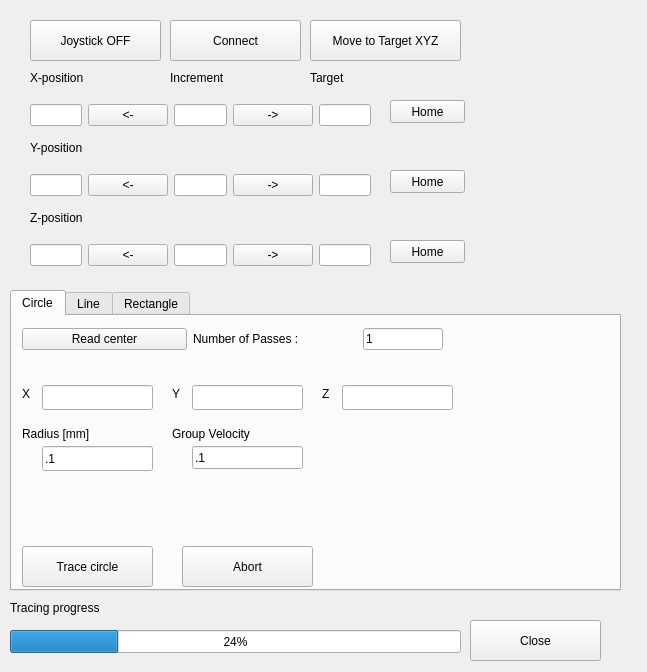
First picture: the form in uiESP300.ui, repository pdera/laser_cutting, before the edit.
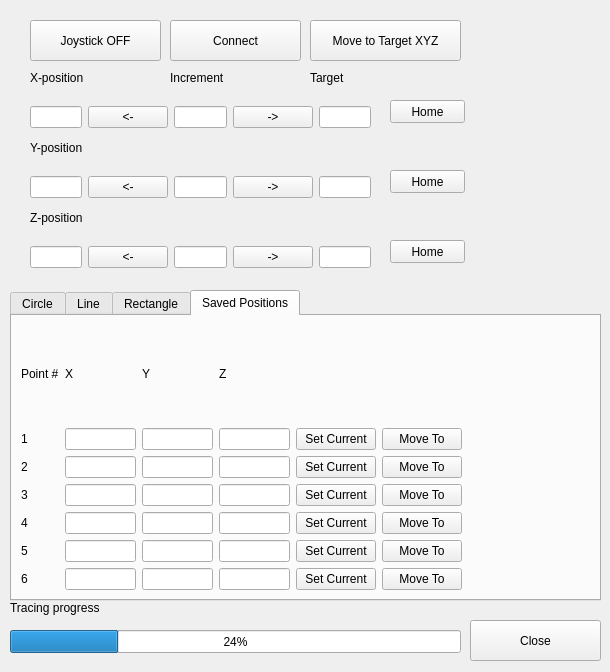
Second picture: the form after the edit.

Commit message: changes for save position tab widget and associated functionality, not tested yet....

Patch:
```diff
--- a/uiESP300.ui
+++ b/uiESP300.ui
@@ -6,7 +6,7 @@
    <rect>
     <x>0</x>
     <y>0</y>
-    <width>647</width>
+    <width>610</width>
     <height>672</height>
    </rect>
   </property>
@@ -71,7 +71,7 @@
      <x>30</x>
      <y>100</y>
      <width>341</width>
-     <height>30</height>
+     <height>35</height>
     </rect>
    </property>
    <layout class="QHBoxLayout" name="horizontalLayout">
@@ -109,7 +109,7 @@
      <x>30</x>
      <y>170</y>
      <width>341</width>
-     <height>30</height>
+     <height>35</height>
     </rect>
    </property>
    <layout class="QHBoxLayout" name="horizontalLayout_2">
@@ -144,7 +144,7 @@
      <x>30</x>
      <y>240</y>
      <width>341</width>
-     <height>30</height>
+     <height>35</height>
     </rect>
    </property>
    <layout class="QHBoxLayout" name="horizontalLayout_3">
@@ -256,7 +256,7 @@
     <rect>
      <x>10</x>
      <y>600</y>
-     <width>101</width>
+     <width>121</width>
      <height>16</height>
     </rect>
    </property>
@@ -269,12 +269,12 @@
     <rect>
      <x>10</x>
      <y>290</y>
-     <width>611</width>
-     <height>301</height>
+     <width>591</width>
+     <height>311</height>
     </rect>
    </property>
    <property name="currentIndex">
-    <number>0</number>
+    <number>3</number>
    </property>
    <widget class="QWidget" name="tab">
     <attribute name="title">
@@ -403,7 +403,7 @@
        <x>10</x>
        <y>10</y>
        <width>421</width>
-       <height>26</height>
+       <height>35</height>
       </rect>
      </property>
      <layout class="QHBoxLayout" name="horizontalLayout_5">
@@ -794,6 +794,425 @@
      </layout>
     </widget>
    </widget>
+   <widget class="QWidget" name="tab_4">
+    <attribute name="title">
+     <string>Saved Positions</string>
+    </attribute>
+    <layout class="QGridLayout" name="gridLayout_5">
+     <item row="0" column="0">
+      <widget class="QLabel" name="label_27">
+       <property name="text">
+        <string>Point #</string>
+       </property>
+      </widget>
+     </item>
+     <item row="0" column="1">
+      <widget class="QLabel" name="label_28">
+       <property name="text">
+        <string>X</string>
+       </property>
+      </widget>
+     </item>
+     <item row="0" column="2">
+      <widget class="QLabel" name="label_29">
+       <property name="text">
+        <string>Y</string>
+       </property>
+      </widget>
+     </item>
+     <item row="0" column="3">
+      <widget class="QLabel" name="label_30">
+       <property name="text">
+        <string>Z</string>
+       </property>
+      </widget>
+     </item>
+     <item row="1" column="0">
+      <widget class="QLabel" name="label_31">
+       <property name="text">
+        <string>1</string>
+       </property>
+      </widget>
+     </item>
+     <item row="1" column="1">
+      <widget class="QLineEdit" name="ps_1_x_le">
+       <property name="maximumSize">
+        <size>
+         <width>71</width>
+         <height>16777215</height>
+        </size>
+       </property>
+      </widget>
+     </item>
+     <item row="1" column="2">
+      <widget class="QLineEdit" name="ps_1_y_le">
+       <property name="maximumSize">
+        <size>
+         <width>71</width>
+         <height>16777215</height>
+        </size>
+       </property>
+      </widget>
+     </item>
+     <item row="1" column="3">
+      <widget class="QLineEdit" name="ps_1_z_le">
+       <property name="maximumSize">
+        <size>
+         <width>71</width>
+         <height>16777215</height>
+        </size>
+       </property>
+      </widget>
+     </item>
+     <item row="1" column="4">
+      <widget class="QPushButton" name="ps_1_setcur">
+       <property name="text">
+        <string>Set Current</string>
+       </property>
+      </widget>
+     </item>
+     <item row="1" column="5">
+      <widget class="QPushButton" name="ps_1_move">
+       <property name="text">
+        <string>Move To</string>
+       </property>
+      </widget>
+     </item>
+     <item row="1" column="6">
+      <spacer name="horizontalSpacer">
+       <property name="orientation">
+        <enum>Qt::Horizontal</enum>
+       </property>
+       <property name="sizeHint" stdset="0">
+        <size>
+         <width>84</width>
+         <height>20</height>
+        </size>
+       </property>
+      </spacer>
+     </item>
+     <item row="2" column="0">
+      <widget class="QLabel" name="label_35">
+       <property name="text">
+        <string>2</string>
+       </property>
+      </widget>
+     </item>
+     <item row="2" column="1">
+      <widget class="QLineEdit" name="ps_2_x_le">
+       <property name="maximumSize">
+        <size>
+         <width>71</width>
+         <height>16777215</height>
+        </size>
+       </property>
+      </widget>
+     </item>
+     <item row="2" column="2">
+      <widget class="QLineEdit" name="ps_2_y_le">
+       <property name="maximumSize">
+        <size>
+         <width>71</width>
+         <height>16777215</height>
+        </size>
+       </property>
+      </widget>
+     </item>
+     <item row="2" column="3">
+      <widget class="QLineEdit" name="ps_2_z_le">
+       <property name="maximumSize">
+        <size>
+         <width>71</width>
+         <height>16777215</height>
+        </size>
+       </property>
+      </widget>
+     </item>
+     <item row="2" column="4">
+      <widget class="QPushButton" name="ps_2_setcur">
+       <property name="text">
+        <string>Set Current</string>
+       </property>
+      </widget>
+     </item>
+     <item row="2" column="5">
+      <widget class="QPushButton" name="ps_2_move">
+       <property name="text">
+        <string>Move To</string>
+       </property>
+      </widget>
+     </item>
+     <item row="2" column="6">
+      <spacer name="horizontalSpacer_2">
+       <property name="orientation">
+        <enum>Qt::Horizontal</enum>
+       </property>
+       <property name="sizeHint" stdset="0">
+        <size>
+         <width>84</width>
+         <height>20</height>
+        </size>
+       </property>
+      </spacer>
+     </item>
+     <item row="3" column="0">
+      <widget class="QLabel" name="label_32">
+       <property name="text">
+        <string>3</string>
+       </property>
+      </widget>
+     </item>
+     <item row="3" column="1">
+      <widget class="QLineEdit" name="ps_3_x_le">
+       <property name="maximumSize">
+        <size>
+         <width>71</width>
+         <height>16777215</height>
+        </size>
+       </property>
+      </widget>
+     </item>
+     <item row="3" column="2">
+      <widget class="QLineEdit" name="ps_3_y_le">
+       <property name="maximumSize">
+        <size>
+         <width>71</width>
+         <height>16777215</height>
+        </size>
+       </property>
+      </widget>
+     </item>
+     <item row="3" column="3">
+      <widget class="QLineEdit" name="ps_3_z_le">
+       <property name="maximumSize">
+        <size>
+         <width>71</width>
+         <height>16777215</height>
+        </size>
+       </property>
+      </widget>
+     </item>
+     <item row="3" column="4">
+      <widget class="QPushButton" name="ps_3_setcur">
+       <property name="text">
+        <string>Set Current</string>
+       </property>
+      </widget>
+     </item>
+     <item row="3" column="5">
+      <widget class="QPushButton" name="ps_3_move">
+       <property name="text">
+        <string>Move To</string>
+       </property>
+      </widget>
+     </item>
+     <item row="3" column="6">
+      <spacer name="horizontalSpacer_3">
+       <property name="orientation">
+        <enum>Qt::Horizontal</enum>
+       </property>
+       <property name="sizeHint" stdset="0">
+        <size>
+         <width>84</width>
+         <height>20</height>
+        </size>
+       </property>
+      </spacer>
+     </item>
+     <item row="4" column="0">
+      <widget class="QLabel" name="label_36">
+       <property name="text">
+        <string>4</string>
+       </property>
+      </widget>
+     </item>
+     <item row="4" column="1">
+      <widget class="QLineEdit" name="ps_4_x_le">
+       <property name="maximumSize">
+        <size>
+         <width>71</width>
+         <height>16777215</height>
+        </size>
+       </property>
+      </widget>
+     </item>
+     <item row="4" column="2">
+      <widget class="QLineEdit" name="ps_4_y_le">
+       <property name="maximumSize">
+        <size>
+         <width>71</width>
+         <height>16777215</height>
+        </size>
+       </property>
+      </widget>
+     </item>
+     <item row="4" column="3">
+      <widget class="QLineEdit" name="ps_4_z_le">
+       <property name="maximumSize">
+        <size>
+         <width>71</width>
+         <height>16777215</height>
+        </size>
+       </property>
+      </widget>
+     </item>
+     <item row="4" column="4">
+      <widget class="QPushButton" name="ps_4_setcur">
+       <property name="text">
+        <string>Set Current</string>
+       </property>
+      </widget>
+     </item>
+     <item row="4" column="5">
+      <widget class="QPushButton" name="ps_4_move">
+       <property name="text">
+        <string>Move To</string>
+       </property>
+      </widget>
+     </item>
+     <item row="4" column="6">
+      <spacer name="horizontalSpacer_4">
+       <property name="orientation">
+        <enum>Qt::Horizontal</enum>
+       </property>
+       <property name="sizeHint" stdset="0">
+        <size>
+         <width>84</width>
+         <height>20</height>
+        </size>
+       </property>
+      </spacer>
+     </item>
+     <item row="5" column="0">
+      <widget class="QLabel" name="label_33">
+       <property name="text">
+        <string>5</string>
+       </property>
+      </widget>
+     </item>
+     <item row="5" column="1">
+      <widget class="QLineEdit" name="ps_5_x_le">
+       <property name="maximumSize">
+        <size>
+         <width>71</width>
+         <height>16777215</height>
+        </size>
+       </property>
+      </widget>
+     </item>
+     <item row="5" column="2">
+      <widget class="QLineEdit" name="ps_5_y_le">
+       <property name="maximumSize">
+        <size>
+         <width>71</width>
+         <height>16777215</height>
+        </size>
+       </property>
+      </widget>
+     </item>
+     <item row="5" column="3">
+      <widget class="QLineEdit" name="ps_5_z_le">
+       <property name="maximumSize">
+        <size>
+         <width>71</width>
+         <height>16777215</height>
+        </size>
+       </property>
+      </widget>
+     </item>
+     <item row="5" column="4">
+      <widget class="QPushButton" name="ps_5_setcur">
+       <property name="text">
+        <string>Set Current</string>
+       </property>
+      </widget>
+     </item>
+     <item row="5" column="5">
+      <widget class="QPushButton" name="ps_5_move">
+       <property name="text">
+        <string>Move To</string>
+       </property>
+      </widget>
+     </item>
+     <item row="5" column="6">
+      <spacer name="horizontalSpacer_6">
+       <property name="orientation">
+        <enum>Qt::Horizontal</enum>
+       </property>
+       <property name="sizeHint" stdset="0">
+        <size>
+         <width>84</width>
+         <height>20</height>
+        </size>
+       </property>
+      </spacer>
+     </item>
+     <item row="6" column="0">
+      <widget class="QLabel" name="label_34">
+       <property name="text">
+        <string>6</string>
+       </property>
+      </widget>
+     </item>
+     <item row="6" column="1">
+      <widget class="QLineEdit" name="ps_6_x_le">
+       <property name="maximumSize">
+        <size>
+         <width>71</width>
+         <height>16777215</height>
+        </size>
+       </property>
+      </widget>
+     </item>
+     <item row="6" column="2">
+      <widget class="QLineEdit" name="ps_6_y_le">
+       <property name="maximumSize">
+        <size>
+         <width>71</width>
+         <height>16777215</height>
+        </size>
+       </property>
+      </widget>
+     </item>
+     <item row="6" column="3">
+      <widget class="QLineEdit" name="ps_6_z_le">
+       <property name="maximumSize">
+        <size>
+         <width>71</width>
+         <height>16777215</height>
+        </size>
+       </property>
+      </widget>
+     </item>
+     <item row="6" column="4">
+      <widget class="QPushButton" name="ps_6_setcur">
+       <property name="text">
+        <string>Set Current</string>
+       </property>
+      </widget>
+     </item>
+     <item row="6" column="5">
+      <widget class="QPushButton" name="ps_6_move">
+       <property name="text">
+        <string>Move To</string>
+       </property>
+      </widget>
+     </item>
+     <item row="6" column="6">
+      <spacer name="horizontalSpacer_5">
+       <property name="orientation">
+        <enum>Qt::Horizontal</enum>
+       </property>
+       <property name="sizeHint" stdset="0">
+        <size>
+         <width>84</width>
+         <height>20</height>
+        </size>
+       </property>
+      </spacer>
+     </item>
+    </layout>
+   </widget>
   </widget>
   <widget class="QLabel" name="label_7">
    <property name="geometry">
```
Left out of the diff: 10 changed lines with no effect on the pictures. The commit also changes 1 other file.
